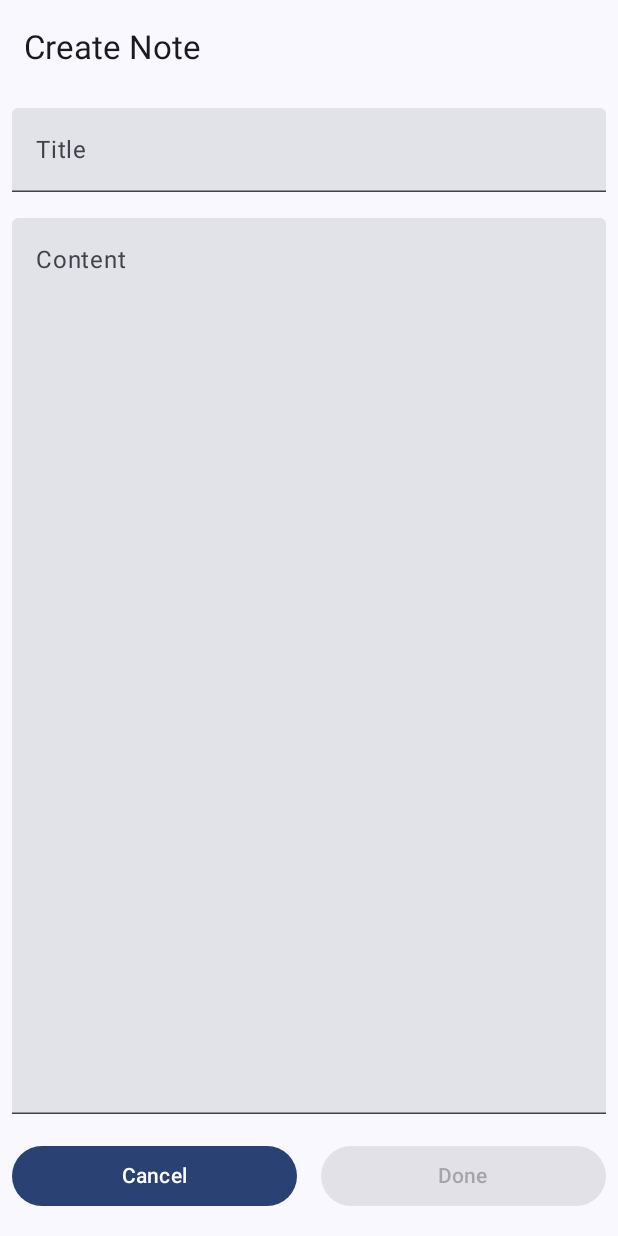
After one commit to MitaliAhir/QuickNotes, an Android app built with Jetpack Compose: the NoteScreen screen opened through its navigation route, on a phone screen of 412 x 824 dp. The commit adds this screen. Run offline under Robolectric (Android 15) with nearby library versions, the phone set to English and light mode, and no system bars.

Commit message:
Home Screen with FAB button and Create/Edit Screen implemented.

```diff
--- a/app/build.gradle.kts
+++ b/app/build.gradle.kts
@@ -49,6 +49,7 @@ dependencies {
     implementation(libs.androidx.ui.graphics)
     implementation(libs.androidx.ui.tooling.preview)
     implementation(libs.androidx.material3)
+    implementation(libs.androidx.navigation.compose)
     testImplementation(libs.junit)
     androidTestImplementation(libs.androidx.junit)
     androidTestImplementation(libs.androidx.espresso.core)
--- a/app/src/main/java/com/example/quicknotes/MainActivity.kt
+++ b/app/src/main/java/com/example/quicknotes/MainActivity.kt
@@ -8,8 +8,13 @@ import androidx.compose.foundation.layout.fillMaxSize
 import androidx.compose.foundation.layout.padding
 import androidx.compose.material3.Scaffold
 import androidx.compose.runtime.Composable
+import androidx.compose.runtime.mutableIntStateOf
+import androidx.compose.runtime.mutableStateListOf
+import androidx.compose.runtime.remember
 import androidx.compose.ui.Modifier
 import androidx.compose.ui.tooling.preview.Preview
+import com.example.quicknotes.navigation.AppNavHost
+import com.example.quicknotes.screens.HomeScreen
 import com.example.quicknotes.ui.theme.QuickNotesTheme
 
 class MainActivity : ComponentActivity() {
@@ -18,9 +23,7 @@ class MainActivity : ComponentActivity() {
         enableEdgeToEdge()
         setContent {
             QuickNotesTheme {
-                Scaffold(modifier = Modifier.fillMaxSize()) { innerPadding ->
-                    QuickNote(Modifier.padding(innerPadding))
-                }
+              QuickNoteApp()
             }
         }
     }
@@ -28,15 +31,18 @@ class MainActivity : ComponentActivity() {
 
 }
 @Composable
-fun QuickNote(modifier: Modifier){
+fun QuickNoteApp(){
+    val notes = remember { mutableStateListOf<Note>() }
+    var noteIdCounter = remember { mutableIntStateOf(notes.size) }
 
+    AppNavHost(notes, noteIdCounter)
 }
 
 
 @Preview(showBackground = true)
 @Composable
-fun GreetingPreview() {
+fun QuickNotesPreview() {
     QuickNotesTheme {
-
+        QuickNoteApp()
     }
 }
--- /dev/null
+++ b/app/src/main/java/com/example/quicknotes/navigation/AppNavHost.kt
@@ -0,0 +1,50 @@
+package com.example.quicknotes.navigation
+
+import androidx.compose.runtime.Composable
+import androidx.compose.runtime.MutableIntState
+import com.example.quicknotes.Note
+import androidx.navigation.compose.NavHost
+import androidx.compose.runtime.snapshots.SnapshotStateList
+import androidx.navigation.compose.composable
+import androidx.navigation.compose.rememberNavController
+import com.example.quicknotes.screens.HomeScreen
+import com.example.quicknotes.screens.NoteScreen
+
+@Composable
+fun AppNavHost(notes: SnapshotStateList<Note>, noteIDCounter: MutableIntState) {
+    val navController = rememberNavController()
+
+    NavHost(navController, startDestination = "home") {
+        composable("home") {
+            HomeScreen(
+                notes,
+                onNoteClicked = { note -> navController.navigate("edit_note/${note.id}" )},
+                onCreateNoteClicked = { navController.navigate("create_note") })
+        }
+        composable("create_note") {
+            NoteScreen(
+                save = { note ->
+                    notes.add(note.copy(noteIDCounter.intValue++))
+                    navController.popBackStack()
+                },
+                cancel = { navController.popBackStack() },
+                note = null
+            )
+        }
+        composable("edit_note/{noteId}") { backStackEntry ->
+            val noteId = backStackEntry.arguments?.getString("noteId")?.toInt() ?: -1
+            val note = notes.find { it.id == noteId }
+            if (note != null) {
+                NoteScreen(
+                    note = note,
+                    save = { updatedNote ->
+                        note.title = updatedNote.title
+                        note.content = updatedNote.content
+                        navController.popBackStack()
+                    },
+                    cancel = { navController.popBackStack() }
+                )
+            }
+        }
+    }
+}
--- /dev/null
+++ b/app/src/main/java/com/example/quicknotes/scaffold/FabButton.kt
@@ -0,0 +1,19 @@
+package com.example.quicknotes.scaffold
+
+import androidx.compose.material.icons.Icons
+import androidx.compose.material.icons.filled.Create
+import androidx.compose.material3.FloatingActionButton
+import androidx.compose.material3.Icon
+import androidx.compose.material3.MaterialTheme
+import androidx.compose.runtime.Composable
+
+@Composable
+fun FabButton(onClick: () -> Unit){
+    FloatingActionButton(
+        onClick = onClick
+    )
+    {
+        Icon(Icons.Default.Create, "Create Note button")
+    }
+
+}
--- /dev/null
+++ b/app/src/main/java/com/example/quicknotes/scaffold/TopBar.kt
@@ -0,0 +1,16 @@
+package com.example.quicknotes.scaffold
+
+import androidx.compose.material3.ExperimentalMaterial3Api
+import androidx.compose.material3.Text
+import androidx.compose.material3.TopAppBar
+import androidx.compose.runtime.Composable
+
+@OptIn(ExperimentalMaterial3Api::class)
+@Composable
+fun  TopBar(title: String) {
+    TopAppBar(
+        title = {
+                Text(title)
+                }
+        )
+}
--- /dev/null
+++ b/app/src/main/java/com/example/quicknotes/screens/HomeScreen.kt
@@ -0,0 +1,58 @@
+package com.example.quicknotes.screens
+
+import androidx.compose.ui.unit.dp
+import androidx.compose.foundation.clickable
+import androidx.compose.foundation.layout.Column
+import androidx.compose.foundation.layout.padding
+import androidx.compose.foundation.lazy.LazyColumn
+import androidx.compose.foundation.lazy.items
+import androidx.compose.material3.Card
+import androidx.compose.material3.CardElevation
+import androidx.compose.material3.MaterialTheme
+import androidx.compose.material3.Scaffold
+import androidx.compose.material3.Text
+import androidx.compose.runtime.Composable
+import androidx.compose.ui.Modifier
+import androidx.compose.ui.text.font.FontWeight
+import androidx.compose.ui.text.style.TextOverflow
+import androidx.compose.ui.unit.dp
+import androidx.compose.ui.unit.sp
+import com.example.quicknotes.Note
+import com.example.quicknotes.scaffold.FabButton
+import com.example.quicknotes.scaffold.TopBar
+
+@Composable
+fun HomeScreen(notes: List<Note>, onNoteClicked: (Note) -> Unit, onCreateNoteClicked: () -> Unit) {
+    Scaffold(
+        topBar = {TopBar("QuickNotes")},
+        floatingActionButton = {
+            FabButton { onCreateNoteClicked() }
+        }
+    ) { innerPadding ->
+        LazyColumn (
+            contentPadding = innerPadding,
+            modifier = Modifier.padding(horizontal = 16.dp)
+        ){
+            items(notes) { note ->
+                Card(modifier = Modifier.padding(8.dp)
+                    .clickable { onNoteClicked(note) },
+                    shape = MaterialTheme.shapes.medium) {
+                    Column(modifier = Modifier.padding(16.dp)) {
+                        Text(text = note.title,
+                            fontWeight = FontWeight.Bold,
+                            fontSize = 20.sp,
+                            style = MaterialTheme.typography.titleMedium,
+                            color = MaterialTheme.colorScheme.primary
+                        )
+                        Text(text = note.content.take(50) + "...",
+                            maxLines = 3,
+                            overflow = TextOverflow.Ellipsis,
+                            style = MaterialTheme.typography.bodyMedium,
+                            color = MaterialTheme.colorScheme.onSurface.copy(alpha = 0.7f)
+                        )
+                    }
+                }
+            }
+        }
+    }
+}
--- /dev/null
+++ b/app/src/main/java/com/example/quicknotes/screens/NoteScreen.kt
@@ -0,0 +1,89 @@
+package com.example.quicknotes.screens
+
+import androidx.compose.foundation.layout.Arrangement
+import androidx.compose.foundation.layout.Column
+import androidx.compose.foundation.layout.Row
+import androidx.compose.foundation.layout.fillMaxSize
+import androidx.compose.foundation.layout.fillMaxWidth
+import androidx.compose.foundation.layout.padding
+import androidx.compose.material3.Button
+import androidx.compose.material3.Scaffold
+import androidx.compose.material3.Text
+import androidx.compose.material3.TextField
+import androidx.compose.runtime.Composable
+import androidx.compose.runtime.getValue
+import androidx.compose.runtime.mutableStateListOf
+import androidx.compose.runtime.mutableStateOf
+import androidx.compose.runtime.remember
+import androidx.compose.runtime.setValue
+import androidx.compose.ui.Alignment
+import androidx.compose.ui.Modifier
+import androidx.compose.ui.tooling.preview.Preview
+import androidx.compose.ui.unit.dp
+import com.example.quicknotes.Note
+import com.example.quicknotes.scaffold.TopBar
+
+@Composable
+fun NoteScreen(note: Note?, save: (Note) -> Unit, cancel: () -> Unit) {
+    var title by remember { mutableStateOf(note?.title ?: "")}
+    var content by remember { mutableStateOf(note?.content ?:"")}
+
+    Scaffold(
+        modifier = Modifier.fillMaxSize(),
+        topBar = { TopBar(title = if(note != null) "Edit Note" else "Create Note") },
+
+        ) { innerPadding ->
+        Column(
+            modifier = Modifier.padding(innerPadding).fillMaxSize(),
+            horizontalAlignment = Alignment.CenterHorizontally,
+            verticalArrangement = Arrangement.spacedBy(1.dp)
+        )
+        {
+            TextField(
+                value = title,
+                onValueChange = { title = it },
+                label = { Text("Title") },
+                modifier = Modifier.fillMaxWidth().padding(8.dp)
+            )
+            TextField(
+                value = content,
+                onValueChange = { content = it },
+                label = { Text("Content") },
+                modifier = Modifier.fillMaxWidth().weight(1f).padding(8.dp)
+            )
+
+            Row(modifier = Modifier.padding(bottom = 8.dp)) {
+                Button(
+                    onClick = { cancel() },
+                    modifier = Modifier
+                        .padding(8.dp)
+                        .weight(1f),
+                    enabled = true,
+                ) {
+                    Text(text = "Cancel")
+                }
+                Button(
+                    onClick = { save(Note(note?.id ?: -1, title, content)) },
+                    modifier = Modifier
+                        .padding(8.dp)
+                        .weight(1f),
+                    enabled = content.isNotBlank(),
+                ) {
+                    Text(text = "Done")
+                }
+            }
+        }
+    }
+}
+@Preview
+@Composable
+private fun NoteScreenPreview() {
+    val notes = remember { mutableStateListOf<Note>() }
+    var noteIdCounter by remember { mutableStateOf(0) }
+
+    NoteScreen(
+        save = { note -> notes.add(note.copy(id = noteIdCounter++)) },
+        cancel = {},
+        note = null
+    )
+}
--- a/gradle/libs.versions.toml
+++ b/gradle/libs.versions.toml
@@ -1,5 +1,5 @@
 [versions]
-agp = "8.7.3"
+agp = "8.8.0"
 kotlin = "2.0.0"
 coreKtx = "1.15.0"
 junit = "4.13.2"
@@ -8,6 +8,7 @@ espressoCore = "3.6.1"
 lifecycleRuntimeKtx = "2.8.7"
 activityCompose = "1.9.3"
 composeBom = "2024.12.01"
+navigationCompose = "2.8.5"
 
 [libraries]
 androidx-core-ktx = { group = "androidx.core", name = "core-ktx", version.ref = "coreKtx" }
@@ -24,6 +25,7 @@ androidx-ui-tooling-preview = { group = "androidx.compose.ui", name = "ui-toolin
 androidx-ui-test-manifest = { group = "androidx.compose.ui", name = "ui-test-manifest" }
 androidx-ui-test-junit4 = { group = "androidx.compose.ui", name = "ui-test-junit4" }
 androidx-material3 = { group = "androidx.compose.material3", name = "material3" }
+androidx-navigation-compose = { group = "androidx.navigation", name = "navigation-compose", version.ref = "navigationCompose" }
 
 [plugins]
 android-application = { id = "com.android.application", version.ref = "agp" }
```
Also changed, not shown: gradle/wrapper/gradle-wrapper.properties.
